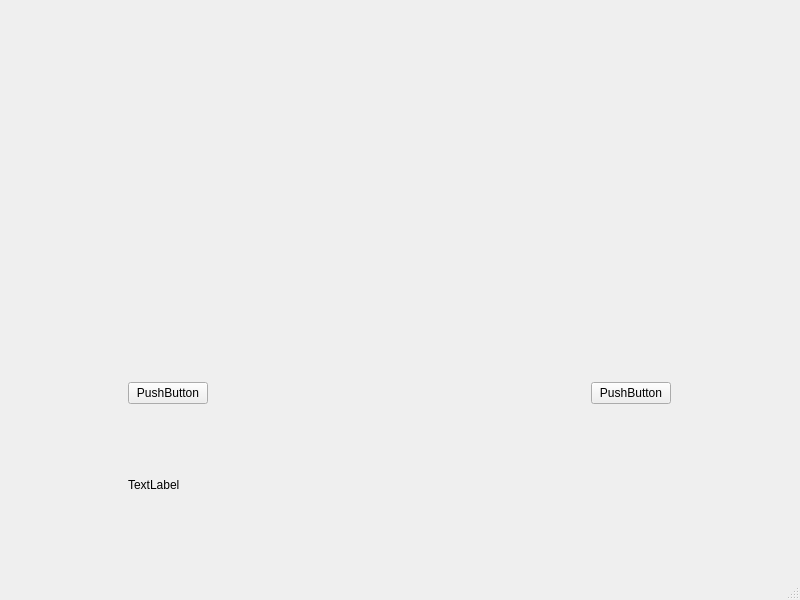
The window that clientwindow.ui (Liang08/2020_Socket) describes before a commit, drawn with Qt 5.
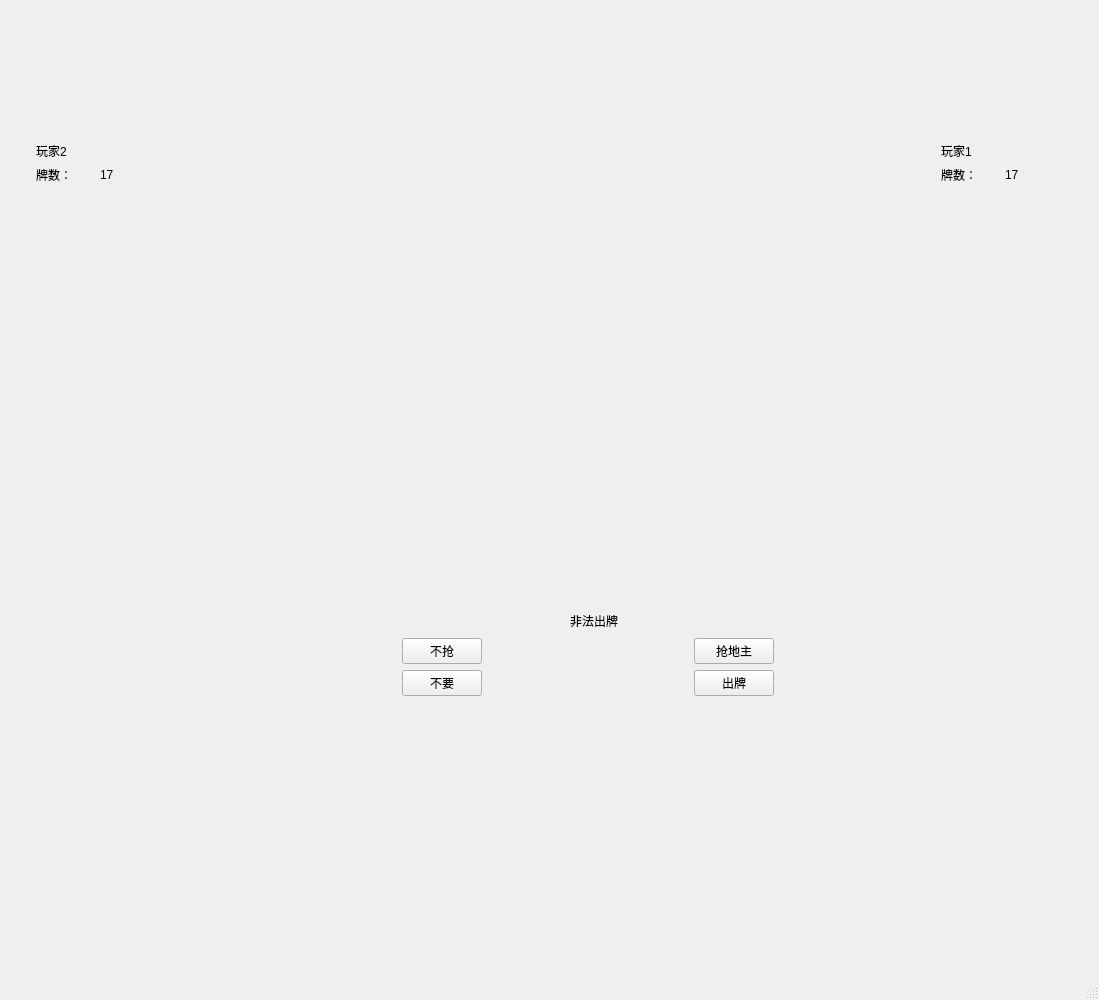
The same window after the commit.

What changed in the file:
```diff
--- a/clientwindow.ui
+++ b/clientwindow.ui
@@ -6,136 +6,508 @@
    <rect>
     <x>0</x>
     <y>0</y>
-    <width>800</width>
-    <height>600</height>
+    <width>1099</width>
+    <height>1000</height>
    </rect>
   </property>
+  <property name="minimumSize">
+   <size>
+    <width>1080</width>
+    <height>0</height>
+   </size>
+  </property>
   <property name="windowTitle">
    <string>MainWindow</string>
   </property>
   <widget class="QWidget" name="centralwidget">
-   <layout class="QGridLayout" name="gridLayout">
+   <layout class="QGridLayout" name="gridLayout_7">
     <item row="0" column="0">
      <widget class="QStackedWidget" name="stackedWidget">
       <property name="currentIndex">
        <number>0</number>
       </property>
       <widget class="QWidget" name="page">
-       <layout class="QGridLayout" name="gridLayout_2">
-        <item row="1" column="5">
-         <spacer name="horizontalSpacer_5">
+       <layout class="QGridLayout" name="gridLayout_8">
+        <item row="0" column="0" colspan="2">
+         <spacer name="horizontalSpacer_9">
           <property name="orientation">
            <enum>Qt::Horizontal</enum>
           </property>
           <property name="sizeHint" stdset="0">
            <size>
-            <width>147</width>
+            <width>258</width>
             <height>20</height>
            </size>
           </property>
          </spacer>
         </item>
-        <item row="1" column="3" colspan="2">
-         <widget class="QPushButton" name="pushButton_3">
+        <item row="0" column="2">
+         <widget class="QLabel" name="labelCard_0">
+          <property name="minimumSize">
+           <size>
+            <width>240</width>
+            <height>100</height>
+           </size>
+          </property>
+          <property name="maximumSize">
+           <size>
+            <width>16777215</width>
+            <height>120</height>
+           </size>
+          </property>
           <property name="text">
-           <string>PushButton</string>
+           <string/>
           </property>
          </widget>
         </item>
-        <item row="0" column="4">
-         <spacer name="verticalSpacer_4">
+        <item row="0" column="3" colspan="2">
+         <spacer name="horizontalSpacer_10">
+          <property name="orientation">
+           <enum>Qt::Horizontal</enum>
+          </property>
+          <property name="sizeHint" stdset="0">
+           <size>
+            <width>258</width>
+            <height>20</height>
+           </size>
+          </property>
+         </spacer>
+        </item>
+        <item row="1" column="0" colspan="5">
+         <widget class="QWidget" name="widget_4" native="true">
+          <property name="autoFillBackground">
+           <bool>true</bool>
+          </property>
+          <layout class="QGridLayout" name="gridLayout_6">
+           <item row="0" column="0">
+            <widget class="QWidget" name="widget_3" native="true">
+             <property name="minimumSize">
+              <size>
+               <width>140</width>
+               <height>0</height>
+              </size>
+             </property>
+             <property name="maximumSize">
+              <size>
+               <width>16777215</width>
+               <height>90</height>
+              </size>
+             </property>
+             <layout class="QGridLayout" name="gridLayout_4">
+              <item row="0" column="0">
+               <widget class="QLabel" name="labelPlayer2">
+                <property name="minimumSize">
+                 <size>
+                  <width>40</width>
+                  <height>0</height>
+                 </size>
+                </property>
+                <property name="text">
+                 <string>玩家2</string>
+                </property>
+                <property name="scaledContents">
+                 <bool>true</bool>
+                </property>
+               </widget>
+              </item>
+              <item row="0" column="1">
+               <widget class="QLabel" name="labelPlayerstatus2">
+                <property name="minimumSize">
+                 <size>
+                  <width>0</width>
+                  <height>0</height>
+                 </size>
+                </property>
+                <property name="text">
+                 <string/>
+                </property>
+               </widget>
+              </item>
+              <item row="1" column="0">
+               <widget class="QLabel" name="label_2">
+                <property name="text">
+                 <string>牌数：</string>
+                </property>
+               </widget>
+              </item>
+              <item row="1" column="1">
+               <widget class="QLabel" name="labelPlayerCard2">
+                <property name="text">
+                 <string>17</string>
+                </property>
+               </widget>
+              </item>
+             </layout>
+            </widget>
+           </item>
+           <item row="0" column="1">
+            <spacer name="horizontalSpacer_13">
+             <property name="orientation">
+              <enum>Qt::Horizontal</enum>
+             </property>
+             <property name="sizeHint" stdset="0">
+              <size>
+               <width>685</width>
+               <height>20</height>
+              </size>
+             </property>
+            </spacer>
+           </item>
+           <item row="0" column="2">
+            <widget class="QWidget" name="widget_6" native="true">
+             <property name="minimumSize">
+              <size>
+               <width>140</width>
+               <height>0</height>
+              </size>
+             </property>
+             <property name="maximumSize">
+              <size>
+               <width>16777215</width>
+               <height>90</height>
+              </size>
+             </property>
+             <layout class="QGridLayout" name="gridLayout_5">
+              <item row="0" column="0">
+               <widget class="QLabel" name="labelPlayer1">
+                <property name="minimumSize">
+                 <size>
+                  <width>40</width>
+                  <height>0</height>
+                 </size>
+                </property>
+                <property name="text">
+                 <string>玩家1</string>
+                </property>
+                <property name="scaledContents">
+                 <bool>true</bool>
+                </property>
+               </widget>
+              </item>
+              <item row="0" column="1">
+               <widget class="QLabel" name="labelPlayerstatus1">
+                <property name="minimumSize">
+                 <size>
+                  <width>0</width>
+                  <height>0</height>
+                 </size>
+                </property>
+                <property name="text">
+                 <string/>
+                </property>
+               </widget>
+              </item>
+              <item row="1" column="0">
+               <widget class="QLabel" name="label_4">
+                <property name="text">
+                 <string>牌数：</string>
+                </property>
+               </widget>
+              </item>
+              <item row="1" column="1">
+               <widget class="QLabel" name="labelPlayerCard1">
+                <property name="text">
+                 <string>17</string>
+                </property>
+               </widget>
+              </item>
+             </layout>
+            </widget>
+           </item>
+          </layout>
+         </widget>
+        </item>
+        <item row="2" column="2">
+         <spacer name="verticalSpacer_5">
           <property name="orientation">
            <enum>Qt::Vertical</enum>
           </property>
           <property name="sizeHint" stdset="0">
            <size>
             <width>20</width>
-            <height>396</height>
+            <height>119</height>
            </size>
           </property>
          </spacer>
         </item>
-        <item row="2" column="1" colspan="3">
+        <item row="3" column="2">
          <widget class="QLabel" name="label">
           <property name="minimumSize">
            <size>
-            <width>500</width>
-            <height>150</height>
+            <width>0</width>
+            <height>100</height>
            </size>
           </property>
           <property name="text">
-           <string>TextLabel</string>
+           <string/>
           </property>
          </widget>
         </item>
-        <item row="1" column="0">
-         <spacer name="horizontalSpacer_4">
-          <property name="orientation">
-           <enum>Qt::Horizontal</enum>
-          </property>
-          <property name="sizeHint" stdset="0">
-           <size>
-            <width>140</width>
-            <height>20</height>
-           </size>
-          </property>
-         </spacer>
-        </item>
-        <item row="1" column="1">
-         <widget class="QPushButton" name="pushButton_2">
-          <property name="text">
-           <string>PushButton</string>
-          </property>
-         </widget>
-        </item>
-        <item row="2" column="5">
-         <spacer name="horizontalSpacer_7">
-          <property name="orientation">
-           <enum>Qt::Horizontal</enum>
-          </property>
-          <property name="sizeHint" stdset="0">
-           <size>
-            <width>147</width>
-            <height>20</height>
-           </size>
-          </property>
-         </spacer>
-        </item>
-        <item row="1" column="2">
-         <spacer name="horizontalSpacer_3">
-          <property name="orientation">
-           <enum>Qt::Horizontal</enum>
-          </property>
-          <property name="sizeHint" stdset="0">
-           <size>
-            <width>368</width>
-            <height>20</height>
-           </size>
-          </property>
-         </spacer>
-        </item>
-        <item row="2" column="0">
-         <spacer name="horizontalSpacer_6">
-          <property name="orientation">
-           <enum>Qt::Horizontal</enum>
-          </property>
-          <property name="sizeHint" stdset="0">
-           <size>
-            <width>147</width>
-            <height>20</height>
-           </size>
-          </property>
-         </spacer>
-        </item>
-        <item row="0" column="1">
-         <spacer name="verticalSpacer_3">
+        <item row="4" column="2">
+         <spacer name="verticalSpacer_6">
           <property name="orientation">
            <enum>Qt::Vertical</enum>
           </property>
           <property name="sizeHint" stdset="0">
            <size>
             <width>20</width>
-            <height>396</height>
+            <height>145</height>
+           </size>
+          </property>
+         </spacer>
+        </item>
+        <item row="5" column="0">
+         <spacer name="horizontalSpacer_14">
+          <property name="orientation">
+           <enum>Qt::Horizontal</enum>
+          </property>
+          <property name="sizeHint" stdset="0">
+           <size>
+            <width>90</width>
+            <height>20</height>
+           </size>
+          </property>
+         </spacer>
+        </item>
+        <item row="5" column="1" colspan="3">
+         <widget class="QWidget" name="widget_2" native="true">
+          <property name="minimumSize">
+           <size>
+            <width>800</width>
+            <height>340</height>
+           </size>
+          </property>
+          <layout class="QGridLayout" name="gridLayout">
+           <item row="1" column="0">
+            <widget class="QLabel" name="labelPlayerStatus">
+             <property name="minimumSize">
+              <size>
+               <width>70</width>
+               <height>20</height>
+              </size>
+             </property>
+             <property name="text">
+              <string/>
+             </property>
+            </widget>
+           </item>
+           <item row="2" column="0">
+            <spacer name="verticalSpacer_4">
+             <property name="orientation">
+              <enum>Qt::Vertical</enum>
+             </property>
+             <property name="sizeHint" stdset="0">
+              <size>
+               <width>20</width>
+               <height>83</height>
+              </size>
+             </property>
+            </spacer>
+           </item>
+           <item row="0" column="0">
+            <spacer name="verticalSpacer_3">
+             <property name="orientation">
+              <enum>Qt::Vertical</enum>
+             </property>
+             <property name="sizeHint" stdset="0">
+              <size>
+               <width>20</width>
+               <height>83</height>
+              </size>
+             </property>
+            </spacer>
+           </item>
+           <item row="0" column="1" rowspan="3">
+            <widget class="QWidget" name="widget" native="true">
+             <property name="minimumSize">
+              <size>
+               <width>700</width>
+               <height>0</height>
+              </size>
+             </property>
+             <layout class="QGridLayout" name="gridLayout_2">
+              <item row="0" column="3">
+               <widget class="QLabel" name="labelMessage">
+                <property name="minimumSize">
+                 <size>
+                  <width>200</width>
+                  <height>0</height>
+                 </size>
+                </property>
+                <property name="text">
+                 <string>非法出牌</string>
+                </property>
+                <property name="alignment">
+                 <set>Qt::AlignCenter</set>
+                </property>
+               </widget>
+              </item>
+              <item row="1" column="0">
+               <spacer name="horizontalSpacer_6">
+                <property name="orientation">
+                 <enum>Qt::Horizontal</enum>
+                </property>
+                <property name="sizeHint" stdset="0">
+                 <size>
+                  <width>185</width>
+                  <height>20</height>
+                 </size>
+                </property>
+               </spacer>
+              </item>
+              <item row="1" column="1">
+               <widget class="QPushButton" name="pushButtonNo">
+                <property name="text">
+                 <string>不抢</string>
+                </property>
+               </widget>
+              </item>
+              <item row="1" column="2" colspan="3">
+               <spacer name="horizontalSpacer_7">
+                <property name="orientation">
+                 <enum>Qt::Horizontal</enum>
+                </property>
+                <property name="sizeHint" stdset="0">
+                 <size>
+                  <width>186</width>
+                  <height>20</height>
+                 </size>
+                </property>
+               </spacer>
+              </item>
+              <item row="1" column="5">
+               <widget class="QPushButton" name="pushButtonYes">
+                <property name="text">
+                 <string>抢地主</string>
+                </property>
+               </widget>
+              </item>
+              <item row="1" column="6">
+               <spacer name="horizontalSpacer_8">
+                <property name="orientation">
+                 <enum>Qt::Horizontal</enum>
+                </property>
+                <property name="sizeHint" stdset="0">
+                 <size>
+                  <width>185</width>
+                  <height>20</height>
+                 </size>
+                </property>
+               </spacer>
+              </item>
+              <item row="2" column="0">
+               <spacer name="horizontalSpacer_3">
+                <property name="orientation">
+                 <enum>Qt::Horizontal</enum>
+                </property>
+                <property name="sizeHint" stdset="0">
+                 <size>
+                  <width>185</width>
+                  <height>20</height>
+                 </size>
+                </property>
+               </spacer>
+              </item>
+              <item row="2" column="1">
+               <widget class="QPushButton" name="pushButtonNoCard">
+                <property name="enabled">
+                 <bool>true</bool>
+                </property>
+                <property name="text">
+                 <string>不要</string>
+                </property>
+               </widget>
+              </item>
+              <item row="2" column="2" colspan="3">
+               <spacer name="horizontalSpacer_4">
+                <property name="orientation">
+                 <enum>Qt::Horizontal</enum>
+                </property>
+                <property name="sizeHint" stdset="0">
+                 <size>
+                  <width>186</width>
+                  <height>20</height>
+                 </size>
+                </property>
+               </spacer>
+              </item>
+              <item row="2" column="5">
+               <widget class="QPushButton" name="pushButtonOut">
+                <property name="text">
+                 <string>出牌</string>
+                </property>
+               </widget>
+              </item>
+              <item row="2" column="6">
+               <spacer name="horizontalSpacer_5">
+                <property name="orientation">
+                 <enum>Qt::Horizontal</enum>
+                </property>
+                <property name="sizeHint" stdset="0">
+                 <size>
+                  <width>185</width>
+                  <height>20</height>
+                 </size>
+                </property>
+               </spacer>
+              </item>
+              <item row="3" column="0" colspan="7">
+               <widget class="QLabel" name="labelCard">
+                <property name="minimumSize">
+                 <size>
+                  <width>700</width>
+                  <height>240</height>
+                 </size>
+                </property>
+                <property name="text">
+                 <string/>
+                </property>
+                <property name="scaledContents">
+                 <bool>false</bool>
+                </property>
+               </widget>
+              </item>
+              <item row="0" column="0" colspan="3">
+               <spacer name="horizontalSpacer_11">
+                <property name="orientation">
+                 <enum>Qt::Horizontal</enum>
+                </property>
+                <property name="sizeHint" stdset="0">
+                 <size>
+                  <width>314</width>
+                  <height>23</height>
+                 </size>
+                </property>
+               </spacer>
+              </item>
+              <item row="0" column="4" colspan="3">
+               <spacer name="horizontalSpacer_12">
+                <property name="orientation">
+                 <enum>Qt::Horizontal</enum>
+                </property>
+                <property name="sizeHint" stdset="0">
+                 <size>
+                  <width>318</width>
+                  <height>23</height>
+                 </size>
+                </property>
+               </spacer>
+              </item>
+             </layout>
+            </widget>
+           </item>
+          </layout>
+         </widget>
+        </item>
+        <item row="5" column="4">
+         <spacer name="horizontalSpacer_15">
+          <property name="orientation">
+           <enum>Qt::Horizontal</enum>
+          </property>
+          <property name="sizeHint" stdset="0">
+           <size>
+            <width>90</width>
+            <height>20</height>
            </size>
           </property>
          </spacer>
```
Left out of the diff: 5 changed lines with no effect on the pictures.
